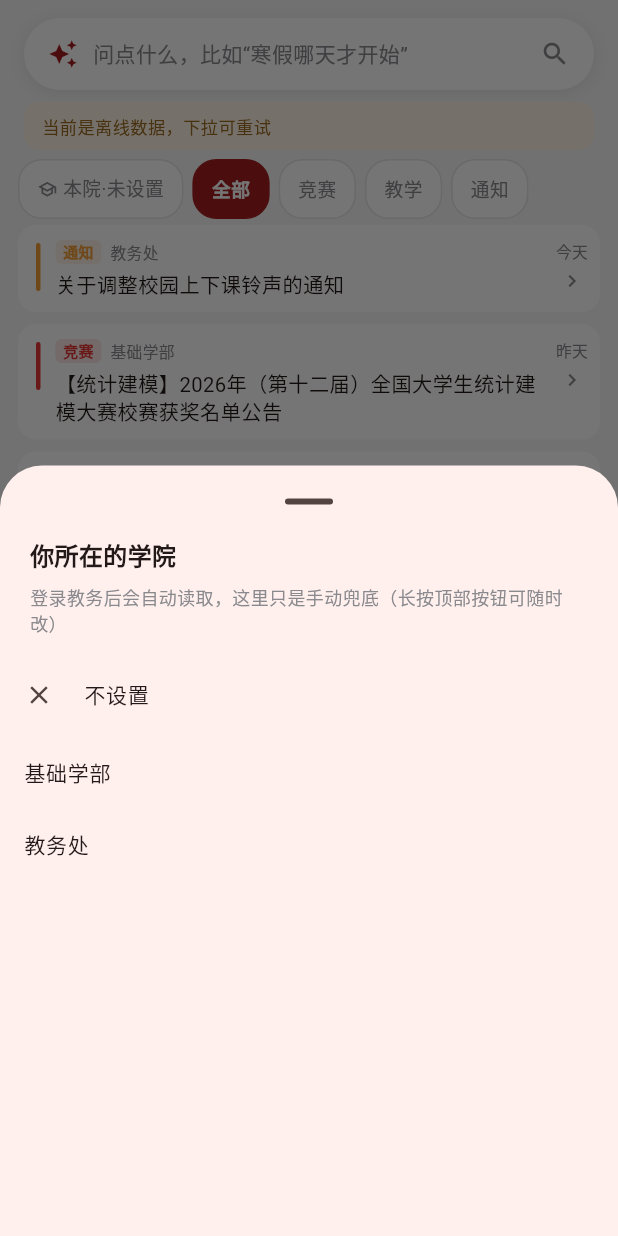
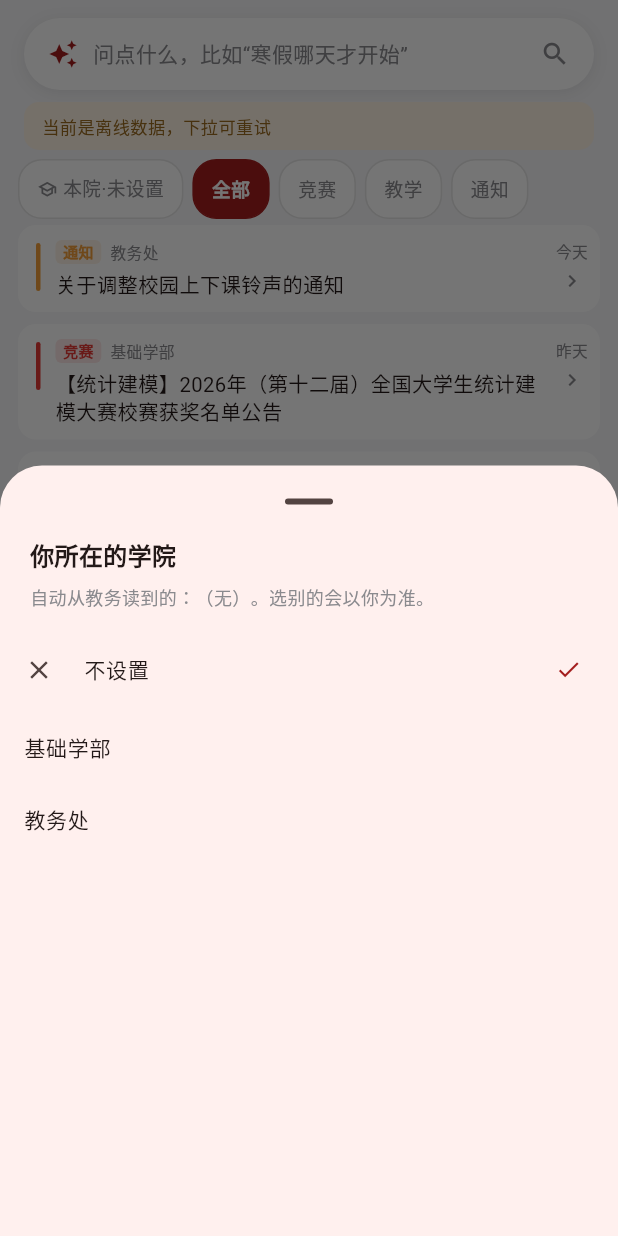
Before and after one commit to Lin928rain/litang, a Flutter app: the screen it shows after launch, after a tap on "本院·未设置", on a phone screen of 412 x 824 dp. Run offline on Flutter 3.47's test engine with Material 3 defaults, Android fonts, the phone set to English and light mode, and no system bars; our stand-ins replace dio, flutter_secure_storage, open_filex, package_info_plus, webview_flutter, yaml; missing offline and left inert: mobile_scanner, pdfx; accounts and stored records are empty; network calls fail.

Commit message:
feat(home): 本院改成随时可选，选过即以你为准
- 原来点「本院」是切「只看本院」，选了教务自动识别的学院就再也改不回来。
  现在点「本院」直接打开学院选择器，想改几次改几次；选过之后存成
  userPicked=true，教务的自动值不再覆盖它。
- 选择器里多一条「恢复自动识别」，放弃手动指定后重新跟教务走。
- 「只看本院」拆成独立的开关 chip，只在设置过学院时出现。
- 存储结构加一个 userPicked 字段（旧数据没有这个键，按未手动处理）。
- 测试：新增「本院可以反复改，改完以你为准」的 widget 测试。

```diff
--- a/lib/data/notice_prefs.dart
+++ b/lib/data/notice_prefs.dart
@@ -3,11 +3,12 @@ import 'package:flutter/foundation.dart';
 import 'cache_store.dart';
 import 'jwc/course_repository.dart';
 
-/// 首页通知流的本地偏好：本院（用于「本院优先」排序）。
+/// 首页通知流的本地偏好：本院（用于「本院优先」排序 / 「只看本院」筛选）。
 ///
-/// 学院名优先从教务的课表缓存里读（`CourseSnapshot.collegeName`，教务首页用户信息里带着），
-/// 读到就存下来；下次启动再读一遍对比，一样就不动 —— 换账号/转专业才会变。
-/// 读不到（没登录教务、旧缓存没这个字段）时，才回退到用户手选。
+/// 两种来源：
+///   - 默认从教务的课表缓存里读（`CourseSnapshot.collegeName`，教务首页用户信息里带着），
+///     读到就存下来，每次启动读一遍对比，换账号/转专业会自动跟上；
+///   - 用户手动选了之后就以用户为准（可以随时再改，也可以「恢复自动识别」）。
 ///
 /// 存到加密存储里，因为它是从教务账号推出来的个人信息。
 class NoticePrefs {
@@ -15,68 +16,98 @@ class NoticePrefs {
 
   static const String _key = 'notice_prefs_v1';
 
-  static String? _collegeMemory;
+  static _Stored? _memory;
 
   /// 测试用：widget 测试里没有平台通道，flutter_secure_storage 的 Future
-  /// 在 FakeAsync 下永远不会完成，所以直接给一个结果绕开存储。
+  /// 在 FakeAsync 下永远不会完成（会把 await 卡死），所以测试里跳过真正的存储，
+  /// 只走内存。
   @visibleForTesting
-  static ({String? name, bool fromJw})? debugResolved;
+  static bool debugSkipStorage = false;
 
-  /// 解析出「本院」：[name] 是对齐到 `notices.json` 里 `dept` 的规范名，
-  /// [fromJw] 表示是不是从教务自动读到的（UI 用它决定要不要显示设置入口）。
-  static Future<({String? name, bool fromJw})> resolve(
+  /// 解析出「本院」。
+  ///
+  /// [name] 是对齐到 `notices.json` 里 `dept` 的规范名；
+  /// [fromJw] 表示这次的值是从教务自动读到的；
+  /// [overridden] 表示用户手动指定过（此时永远以用户为准）。
+  static Future<({String? name, bool fromJw, bool overridden})> resolve(
     Iterable<String> known,
   ) async {
-    final override = debugResolved;
-    if (override != null) return override;
+    final stored = await _read();
+    if (stored.userPicked) {
+      return (name: stored.college, fromJw: false, overridden: true);
+    }
 
-    final saved = await _read();
     final jw = await _fromCourseCache();
     if (jw != null) {
       final matched = matchCollege(jw, known);
       if (matched != null) {
-        if (matched != saved) await _write(matched);
-        return (name: matched, fromJw: true);
+        if (matched != stored.college) {
+          await _write(_Stored(college: matched, userPicked: false));
+        }
+        return (name: matched, fromJw: true, overridden: false);
       }
     }
-    return (name: saved, fromJw: false);
+    return (name: stored.college, fromJw: true, overridden: false);
   }
 
   /// 只要学院名，不看来源。
   static Future<String?> college(Iterable<String> known) async =>
       (await resolve(known)).name;
 
+  /// 用户手动指定（传 null / 空串表示「不设置」，同样算手动，不会被教务覆盖）。
   static Future<void> setCollege(String? college) async {
-    await _write((college == null || college.isEmpty) ? null : college);
+    await _write(
+      _Stored(
+        college: (college == null || college.isEmpty) ? null : college,
+        userPicked: true,
+      ),
+    );
+  }
+
+  /// 放弃手动指定，下次重新从教务读。
+  static Future<void> resetToAuto() async {
+    _memory = null;
+    await CacheStore.remove(_key, secure: true);
   }
 
   // ---------------------------------------------------------------- 内部
 
-  static Future<String?> _read() async {
-    if (_collegeMemory != null) return _collegeMemory;
-    final entry = await CacheStore.read(_key, secure: true);
-    final data = entry?.data;
-    if (data is Map) {
-      final v = data['college'];
-      if (v is String && v.isNotEmpty) {
-        _collegeMemory = v;
-        return v;
+  static Future<_Stored> _read() async {
+    final cached = _memory;
+    if (cached != null) return cached;
+    if (debugSkipStorage) return const _Stored(college: null, userPicked: false);
+    try {
+      final entry = await CacheStore.read(_key, secure: true);
+      final data = entry?.data;
+      if (data is Map) {
+        final college = data['college'];
+        return _Stored(
+          college: (college is String && college.isNotEmpty) ? college : null,
+          userPicked: data['userPicked'] == true,
+        );
       }
+    } catch (_) {
+      // 读不出来就当没设置
     }
-    return null;
+    return const _Stored(college: null, userPicked: false);
   }
 
-  static Future<void> _write(String? college) async {
-    _collegeMemory = college;
+  static Future<void> _write(_Stored value) async {
+    _memory = value;
+    if (debugSkipStorage) return;
     await CacheStore.write(
       _key,
-      <String, dynamic>{'college': college ?? ''},
+      <String, dynamic>{
+        'college': value.college ?? '',
+        'userPicked': value.userPicked,
+      },
       secure: true,
     );
   }
 
   /// 教务课表缓存里的学院名，比如「健康科学与工程学院」。
   static Future<String?> _fromCourseCache() async {
+    if (debugSkipStorage) return null;
     try {
       final snapshot = await CourseRepository.loadCache();
       final name = snapshot?.collegeName.trim() ?? '';
@@ -103,7 +134,9 @@ class NoticePrefs {
         score = 100;
       } else if (k.contains(text) || text.contains(k)) {
         score = 50;
-      } else if (text.length >= 2 && k.length >= 2 && text.startsWith(k.substring(0, 2))) {
+      } else if (text.length >= 2 &&
+          k.length >= 2 &&
+          text.startsWith(k.substring(0, 2))) {
         score = 10;
       }
       if (score > 0) scores[k] = score;
@@ -116,3 +149,13 @@ class NoticePrefs {
     return winners.single.key;
   }
 }
+
+/// 存在本地的那一条记录。
+class _Stored {
+  const _Stored({required this.college, required this.userPicked});
+
+  final String? college;
+
+  /// true = 用户手动选过，教务的数据不再覆盖它
+  final bool userPicked;
+}
--- a/lib/pages/home_page.dart
+++ b/lib/pages/home_page.dart
@@ -31,6 +31,7 @@ class _HomePageState extends State<HomePage> {
 
   String? _college;
   bool _collegeFromJw = false;
+  bool _collegeOverridden = false;
   String _kind = '全部';
   bool _collegeOnly = false;
 
@@ -57,10 +58,15 @@ class _HomePageState extends State<HomePage> {
       final depts = <String>{for (final n in feed.notices) n.dept};
       final college = await NoticePrefs.resolve(depts);
       if (!mounted) return;
-      if (college.name == _college && college.fromJw == _collegeFromJw) return;
+      if (college.name == _college &&
+          college.fromJw == _collegeFromJw &&
+          college.overridden == _collegeOverridden) {
+        return;
+      }
       setState(() {
         _college = college.name;
         _collegeFromJw = college.fromJw;
+        _collegeOverridden = college.overridden;
         if (_college == null) _collegeOnly = false;
       });
       _recompute();
@@ -251,6 +257,10 @@ class _HomePageState extends State<HomePage> {
         children: <Widget>[
           _collegeChip(context),
           const SizedBox(width: 6),
+          if (_college != null) ...[
+            _collegeOnlyChip(),
+            const SizedBox(width: 6),
+          ],
           for (final k in chips)
             Padding(
               padding: const EdgeInsets.only(right: 6),
@@ -297,92 +307,64 @@ class _HomePageState extends State<HomePage> {
     );
   }
 
+  /// 「本院」按钮：点一下就能重新选（想改几次改几次）。
+  /// 选好之后旁边会多出一个「只看本院」的开关。
   Widget _collegeChip(BuildContext context) {
     final college = _college;
     // 已经知道是哪个学院了就不用把全称摆出来占地方
     final label = college == null ? '本院·未设置' : '本院';
     return GestureDetector(
-      onTap: () async {
-        if (college == null) {
-          await _pickCollege();
-          return;
-        }
-        setState(() => _collegeOnly = !_collegeOnly);
-        _recompute();
-      },
-      onLongPress: college == null ? _pickCollege : () => _showCollegeInfo(),
+      onTap: _pickCollege,
       child: Container(
         alignment: Alignment.center,
         padding: const EdgeInsets.symmetric(horizontal: 12),
         decoration: BoxDecoration(
-          color: _collegeOnly ? AppColors.usstRed : Colors.white,
+          color: Colors.white,
           borderRadius: BorderRadius.circular(16),
-          border: Border.all(
-            color: _collegeOnly ? AppColors.usstRed : const Color(0xFFE5E5E5),
-          ),
+          border: Border.all(color: const Color(0xFFE5E5E5)),
         ),
         child: Row(
           children: [
             Icon(
               Icons.school_outlined,
               size: 13,
-              color: _collegeOnly ? Colors.white : AppColors.textSecondary,
+              color: AppColors.textSecondary,
             ),
             const SizedBox(width: 4),
             Text(
               label,
-              style: TextStyle(
+              style: const TextStyle(
                 fontSize: 12.5,
-                color: _collegeOnly ? Colors.white : AppColors.textSecondary,
+                color: AppColors.textSecondary,
               ),
             ),
+            if (college != null) ...[
+              const SizedBox(width: 2),
+              const Icon(
+                Icons.expand_more,
+                size: 13,
+                color: AppColors.textSecondary,
+              ),
+            ],
           ],
         ),
       ),
     );
   }
 
-  /// 长按「本院」：只告诉你是哪个学院、从哪来的，改不改由你。
-  Future<void> _showCollegeInfo() async {
-    final college = _college;
-    if (college == null) return;
-    final fromJw = _collegeFromJw;
-    final action = await showModalBottomSheet<String>(
-      context: context,
-      showDragHandle: true,
-      builder: (ctx) => Padding(
-        padding: const EdgeInsets.fromLTRB(20, 0, 20, 28),
-        child: Column(
-          mainAxisSize: MainAxisSize.min,
-          crossAxisAlignment: CrossAxisAlignment.start,
-          children: [
-            const Text(
-              '本院',
-              style: TextStyle(fontSize: 16, fontWeight: FontWeight.w700),
-            ),
-            const SizedBox(height: 10),
-            Text(college, style: const TextStyle(fontSize: 14)),
-            const SizedBox(height: 6),
-            Text(
-              fromJw ? '从教务账号读到的，换账号或转专业会自动更新' : '你自己设置的',
-              style: const TextStyle(
-                fontSize: 12,
-                color: AppColors.textSecondary,
-              ),
-            ),
-            const SizedBox(height: 12),
-            if (fromJw)
-              TextButton(
-                onPressed: () => Navigator.pop(ctx, 'manual'),
-                child: const Text('识别错了，手动指定'),
-              ),
-          ],
-        ),
-      ),
+  /// 「只看本院」开关，只有设置了学院才出现。
+  Widget _collegeOnlyChip() {
+    return _chip(
+      label: '只看本院',
+      selected: _collegeOnly,
+      onTap: () {
+        setState(() => _collegeOnly = !_collegeOnly);
+        _recompute();
+      },
     );
-    if (action == 'manual' && mounted) await _pickCollege();
   }
 
+  /// 选学院：随时可以点开重选，选过的以你为准（不会被教务覆盖）。
   Future<void> _pickCollege() async {
     final feed = _feed;
     if (feed == null) return;
@@ -408,11 +390,13 @@ class _HomePageState extends State<HomePage> {
                 style: TextStyle(fontSize: 16, fontWeight: FontWeight.w700),
               ),
             ),
-            const Padding(
-              padding: EdgeInsets.fromLTRB(20, 0, 20, 12),
+            Padding(
+              padding: const EdgeInsets.fromLTRB(20, 0, 20, 12),
               child: Text(
-                '登录教务后会自动读取，这里只是手动兜底（长按顶部按钮可随时改）',
-                style: TextStyle(
+                _collegeFromJw && !_collegeOverridden
+                    ? '自动从教务读到的：${_college ?? '（无）'}。选别的会以你为准。'
+                    : '选过的以你为准；想让它重新跟教务走，点最下面的「恢复自动识别」',
+                style: const TextStyle(
                   fontSize: 12,
                   color: AppColors.textSecondary,
                 ),
@@ -421,6 +405,9 @@ class _HomePageState extends State<HomePage> {
             ListTile(
               leading: const Icon(Icons.clear, size: 20),
               title: const Text('不设置', style: TextStyle(fontSize: 14)),
+              trailing: _college == null
+                  ? const Icon(Icons.check, size: 18, color: AppColors.usstRed)
+                  : null,
               onTap: () => Navigator.pop(ctx, ''),
             ),
             for (final d in depts)
@@ -432,16 +419,53 @@ class _HomePageState extends State<HomePage> {
                     : null,
                 onTap: () => Navigator.pop(ctx, d),
               ),
+            if (_collegeOverridden)
+              ListTile(
+                leading: const Icon(Icons.autorenew, size: 20),
+                title: const Text(
+                  '恢复自动识别',
+                  style: TextStyle(fontSize: 14),
+                ),
+                subtitle: const Text(
+                  '下次按教务里的学院来',
+                  style: TextStyle(fontSize: 11),
+                ),
+                onTap: () => Navigator.pop(ctx, '__auto__'),
+              ),
           ],
         ),
       ),
     );
 
     if (picked == null || !mounted) return;
+
+    if (picked == '__auto__') {
+      await NoticePrefs.resetToAuto();
+      await _reloadCollege();
+      return;
+    }
+
     await NoticePrefs.setCollege(picked.isEmpty ? null : picked);
     setState(() {
       _college = picked.isEmpty ? null : picked;
       _collegeFromJw = false;
+      _collegeOverridden = true;
+      if (_college == null) _collegeOnly = false;
+    });
+    _recompute();
+  }
+
+  /// 重新解析一次本院（「恢复自动识别」之后用）。
+  Future<void> _reloadCollege() async {
+    final feed = _feed;
+    if (feed == null) return;
+    final depts = <String>{for (final n in feed.notices) n.dept};
+    final resolved = await NoticePrefs.resolve(depts);
+    if (!mounted) return;
+    setState(() {
+      _college = resolved.name;
+      _collegeFromJw = resolved.fromJw;
+      _collegeOverridden = resolved.overridden;
       if (_college == null) _collegeOnly = false;
     });
     _recompute();
```
Also changed, not shown: 1 other file.
